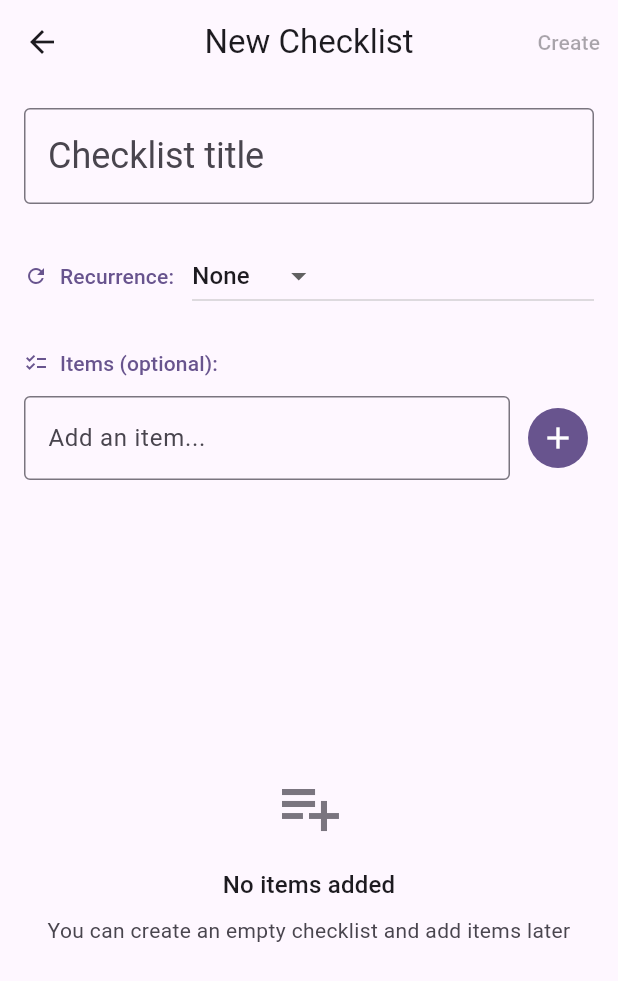
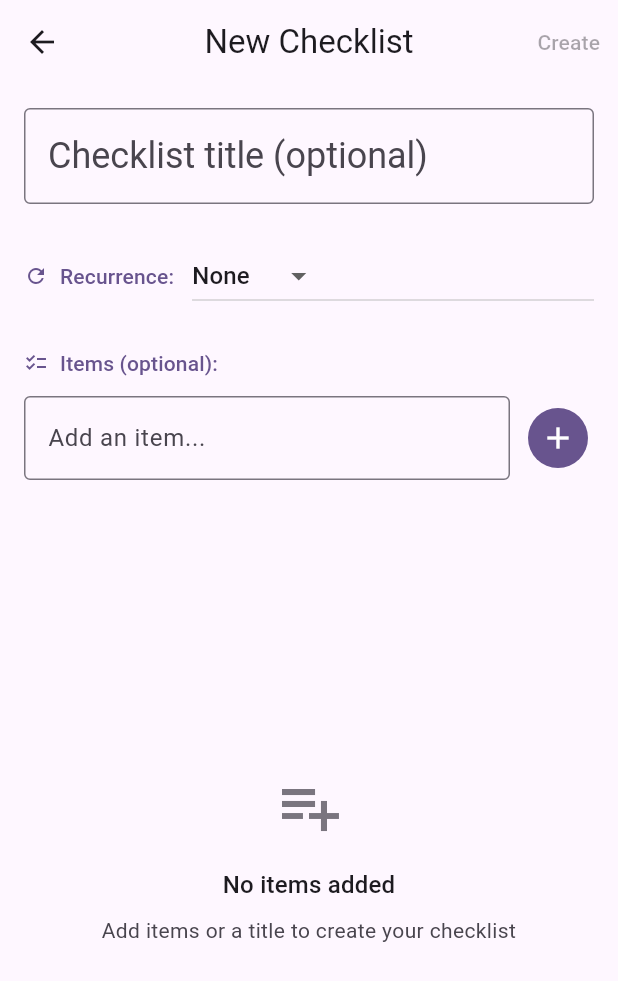
Before and after one commit to dmitrii-cernev/againly, a Flutter app: the screen it shows after launch, after a tap on "Create Checklist", on a phone screen of 412 x 824 dp. Shown: the top 981 px of the screen. Run offline on Flutter 3.47's test engine with Material 3 defaults, Android fonts, the phone set to English and light mode, and no system bars; our stand-ins replace flutter_riverpod, hive, hive_flutter; accounts and stored records are empty.

Commit message:
make title optional

```diff
--- a/lib/models/checklist.dart
+++ b/lib/models/checklist.dart
@@ -27,7 +27,7 @@ class Checklist {
 
   Checklist({
     String? id,
-    required this.title,
+    this.title = '',
     List<ChecklistItem>? items,
     this.recurrence = RecurrenceType.none,
     this.lastReset,
@@ -63,6 +63,20 @@ class Checklist {
 
   bool get isCompleted => totalItemsCount > 0 && completedItemsCount == totalItemsCount;
 
+  bool get hasTitle => title.trim().isNotEmpty;
+
+  String get displayTitle {
+    if (hasTitle) return title;
+
+    if (items.isEmpty) {
+      return 'Empty checklist';
+    } else if (items.length == 1) {
+      return items.first.text;
+    } else {
+      return '${items.first.text} +${items.length - 1} more';
+    }
+  }
+
   bool get needsReset {
     if (recurrence == RecurrenceType.none || lastReset == null) return false;
 
--- a/lib/screens/checklist_detail_screen.dart
+++ b/lib/screens/checklist_detail_screen.dart
@@ -119,9 +119,12 @@ class _ChecklistDetailScreenState extends ConsumerState<ChecklistDetailScreen> {
                 TextField(
                   controller: _titleController,
                   style: theme.textTheme.headlineSmall,
-                  decoration: const InputDecoration(
-                    hintText: 'Checklist title',
+                  decoration: InputDecoration(
+                    hintText: currentChecklist.hasTitle ? 'Checklist title' : 'Title (optional) • ${currentChecklist.displayTitle}',
                     border: InputBorder.none,
+                    hintStyle: currentChecklist.hasTitle
+                      ? null
+                      : TextStyle(fontStyle: FontStyle.italic, color: colorScheme.onSurfaceVariant),
                   ),
                   onChanged: (value) => _updateTitle(value),
                 ),
@@ -297,8 +300,11 @@ class _ChecklistDetailScreenState extends ConsumerState<ChecklistDetailScreen> {
 
   void _updateTitle(String title) {
     final currentChecklist = _getCurrentChecklist();
-    if (title.trim().isNotEmpty && title != currentChecklist.title) {
-      final updatedChecklist = currentChecklist.copyWith(title: title.trim());
+    final trimmedTitle = title.trim();
+
+    // Update if the trimmed title is different from current title
+    if (trimmedTitle != currentChecklist.title) {
+      final updatedChecklist = currentChecklist.copyWith(title: trimmedTitle);
       ref.read(checklistProvider.notifier).updateChecklist(updatedChecklist);
     }
   }
@@ -331,7 +337,7 @@ class _ChecklistDetailScreenState extends ConsumerState<ChecklistDetailScreen> {
       context: context,
       builder: (context) => AlertDialog(
         title: const Text('Delete Checklist'),
-        content: Text('Are you sure you want to delete "${currentChecklist.title}"?'),
+        content: Text('Are you sure you want to delete "${currentChecklist.displayTitle}"?'),
         actions: [
           TextButton(
             onPressed: () => Navigator.of(context).pop(),
--- a/lib/screens/create_checklist_screen.dart
+++ b/lib/screens/create_checklist_screen.dart
@@ -9,7 +9,8 @@ class CreateChecklistScreen extends ConsumerStatefulWidget {
   const CreateChecklistScreen({super.key});
 
   @override
-  ConsumerState<CreateChecklistScreen> createState() => _CreateChecklistScreenState();
+  ConsumerState<CreateChecklistScreen> createState() =>
+      _CreateChecklistScreenState();
 }
 
 class _CreateChecklistScreenState extends ConsumerState<CreateChecklistScreen> {
@@ -50,7 +51,7 @@ class _CreateChecklistScreenState extends ConsumerState<CreateChecklistScreen> {
               controller: _titleController,
               style: theme.textTheme.headlineSmall,
               decoration: const InputDecoration(
-                hintText: 'Checklist title',
+                hintText: 'Checklist title (optional)',
                 border: OutlineInputBorder(),
               ),
               onChanged: (value) => setState(() {}),
@@ -60,11 +61,7 @@ class _CreateChecklistScreenState extends ConsumerState<CreateChecklistScreen> {
 
             Row(
               children: [
-                Icon(
-                  Icons.refresh,
-                  size: 16,
-                  color: colorScheme.primary,
-                ),
+                Icon(Icons.refresh, size: 16, color: colorScheme.primary),
                 const SizedBox(width: 8),
                 Text(
                   'Recurrence:',
@@ -108,11 +105,7 @@ class _CreateChecklistScreenState extends ConsumerState<CreateChecklistScreen> {
 
             Row(
               children: [
-                Icon(
-                  Icons.checklist,
-                  size: 16,
-                  color: colorScheme.primary,
-                ),
+                Icon(Icons.checklist, size: 16, color: colorScheme.primary),
                 const SizedBox(width: 8),
                 Text(
                   'Items (optional):',
@@ -180,11 +173,7 @@ class _CreateChecklistScreenState extends ConsumerState<CreateChecklistScreen> {
       child: Column(
         mainAxisAlignment: MainAxisAlignment.center,
         children: [
-          Icon(
-            Icons.playlist_add,
-            size: 48,
-            color: theme.colorScheme.outline,
-          ),
+          Icon(Icons.playlist_add, size: 48, color: theme.colorScheme.outline),
           const SizedBox(height: 16),
           Text(
             'No items added',
@@ -194,7 +183,7 @@ class _CreateChecklistScreenState extends ConsumerState<CreateChecklistScreen> {
           ),
           const SizedBox(height: 8),
           Text(
-            'You can create an empty checklist and add items later',
+            'Add items or a title to create your checklist',
             style: theme.textTheme.bodyMedium?.copyWith(
               color: theme.colorScheme.onSurfaceVariant,
             ),
@@ -222,7 +211,10 @@ class _CreateChecklistScreenState extends ConsumerState<CreateChecklistScreen> {
   }
 
   bool _canCreate() {
-    return _titleController.text.trim().isNotEmpty;
+    // Allow creating checklists without titles, but require at least one item if no title
+    final hasTitle = _titleController.text.trim().isNotEmpty;
+    final hasItems = _items.isNotEmpty;
+    return hasTitle || hasItems;
   }
 
   String _getRecurrenceDescription(RecurrenceType type) {
@@ -246,10 +238,12 @@ class _CreateChecklistScreenState extends ConsumerState<CreateChecklistScreen> {
         .toList();
 
     final checklist = Checklist(
-      title: _titleController.text.trim(),
+      title: _titleController.text.trim(), // Can be empty now
       items: checklistItems,
       recurrence: _selectedRecurrence,
-      lastReset: _selectedRecurrence != RecurrenceType.none ? DateTime.now() : null,
+      lastReset: _selectedRecurrence != RecurrenceType.none
+          ? DateTime.now()
+          : null,
     );
 
     ref.read(checklistProvider.notifier).createChecklist(checklist);
--- a/lib/screens/home_screen.dart
+++ b/lib/screens/home_screen.dart
@@ -15,16 +15,16 @@ class HomeScreen extends ConsumerWidget {
     final checklistState = ref.watch(checklistProvider);
 
     return Scaffold(
-      appBar: AppBar(
-        title: const Text('Againly'),
-        actions: [
-          IconButton(
-            icon: const Icon(Icons.refresh),
-            onPressed: () => ref.read(checklistProvider.notifier).refreshChecklists(),
-          ),
-        ],
-      ),
-
+      // appBar: AppBar(
+      //   title: const Text('Againly'),
+      //   actions: [
+      //     IconButton(
+      //       icon: const Icon(Icons.refresh),
+      //       onPressed: () =>
+      //           ref.read(checklistProvider.notifier).refreshChecklists(),
+      //     ),
+      //   ],
+      // ),
       body: checklistState.when(
         data: (checklists) => _buildChecklistGrid(context, ref, checklists),
         loading: () => const Center(child: CircularProgressIndicator()),
@@ -50,7 +50,8 @@ class HomeScreen extends ConsumerWidget {
               ),
               const SizedBox(height: 16),
               ElevatedButton(
-                onPressed: () => ref.read(checklistProvider.notifier).refreshChecklists(),
+                onPressed: () =>
+                    ref.read(checklistProvider.notifier).refreshChecklists(),
                 child: const Text('Try Again'),
               ),
             ],
@@ -65,7 +66,11 @@ class HomeScreen extends ConsumerWidget {
     );
   }
 
-  Widget _buildChecklistGrid(BuildContext context, WidgetRef ref, List<Checklist> checklists) {
+  Widget _buildChecklistGrid(
+    BuildContext context,
+    WidgetRef ref,
+    List<Checklist> checklists,
+  ) {
     if (checklists.isEmpty) {
       return _buildEmptyState(context);
     }
@@ -100,11 +105,7 @@ class HomeScreen extends ConsumerWidget {
         child: Column(
           mainAxisAlignment: MainAxisAlignment.center,
           children: [
-            Icon(
-              Icons.checklist,
-              size: 72,
-              color: theme.colorScheme.outline,
-            ),
+            Icon(Icons.checklist, size: 72, color: theme.colorScheme.outline),
             const SizedBox(height: 24),
             Text(
               'No checklists yet',
@@ -142,9 +143,7 @@ class HomeScreen extends ConsumerWidget {
 
   void _navigateToCreateChecklist(BuildContext context) {
     Navigator.of(context).push(
-      MaterialPageRoute(
-        builder: (context) => const CreateChecklistScreen(),
-      ),
+      MaterialPageRoute(builder: (context) => const CreateChecklistScreen()),
     );
   }
 
--- a/lib/widgets/checklist_card.dart
+++ b/lib/widgets/checklist_card.dart
@@ -35,9 +35,13 @@ class ChecklistCard extends ConsumerWidget {
                 children: [
                   Expanded(
                     child: Text(
-                      checklist.title,
+                      checklist.displayTitle,
                       style: theme.textTheme.titleMedium?.copyWith(
                         fontWeight: FontWeight.w600,
+                        fontStyle: checklist.hasTitle ? FontStyle.normal : FontStyle.italic,
+                        color: checklist.hasTitle
+                          ? theme.textTheme.titleMedium?.color
+                          : colorScheme.onSurfaceVariant,
                       ),
                       maxLines: 2,
                       overflow: TextOverflow.ellipsis,
```
